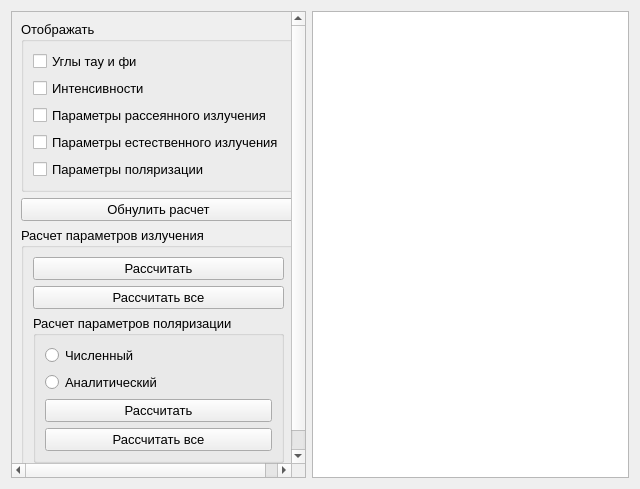
Qt form calc12window.ui (astroidis/stokes-ui) before a commit.
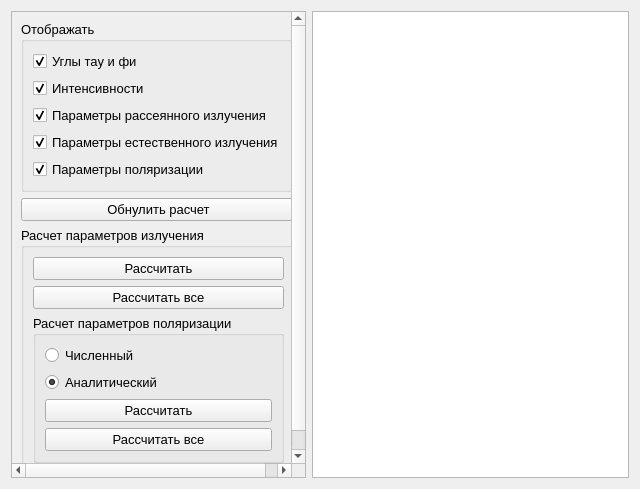
The same form after that commit.

Diff of the .ui file:
```diff
--- a/calc12window.ui
+++ b/calc12window.ui
@@ -34,7 +34,7 @@
         <property name="geometry">
          <rect>
           <x>0</x>
-          <y>-7</y>
+          <y>0</y>
           <width>287</width>
           <height>487</height>
          </rect>
@@ -68,6 +68,9 @@
               <property name="text">
                <string>Углы тау и фи</string>
               </property>
+              <property name="checked">
+               <bool>true</bool>
+              </property>
              </widget>
             </item>
             <item>
@@ -75,6 +78,9 @@
               <property name="text">
                <string>Интенсивности</string>
               </property>
+              <property name="checked">
+               <bool>true</bool>
+              </property>
              </widget>
             </item>
             <item>
@@ -82,6 +88,9 @@
               <property name="text">
                <string>Параметры рассеянного излучения</string>
               </property>
+              <property name="checked">
+               <bool>true</bool>
+              </property>
              </widget>
             </item>
             <item>
@@ -89,6 +98,9 @@
               <property name="text">
                <string>Параметры естественного излучения</string>
               </property>
+              <property name="checked">
+               <bool>true</bool>
+              </property>
              </widget>
             </item>
             <item>
@@ -96,6 +108,9 @@
               <property name="text">
                <string>Параметры поляризации</string>
               </property>
+              <property name="checked">
+               <bool>true</bool>
+              </property>
              </widget>
             </item>
            </layout>
@@ -161,6 +176,9 @@
                  <property name="text">
                   <string>Аналитический</string>
                  </property>
+                 <property name="checked">
+                  <bool>true</bool>
+                 </property>
                 </widget>
                </item>
                <item>
```
